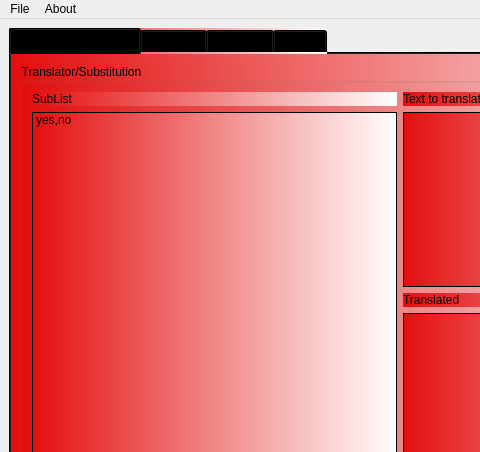
Above: mainwindow.ui from netpipe/RightHand before the change; both pictures show x 0 to 480 and y 0 to 452 of the 800 by 600 pixel window. Below: the same form after it.
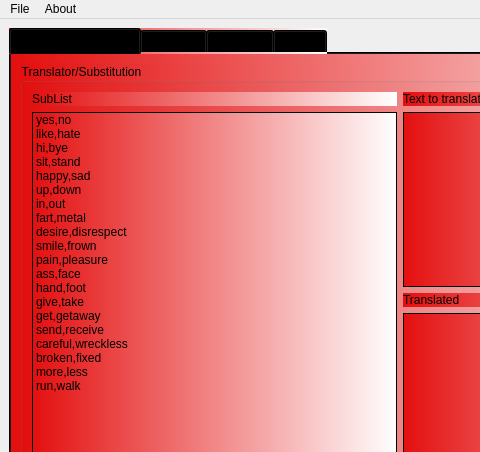
That is the form after the change.

Patch:
```diff
--- a/mainwindow.ui
+++ b/mainwindow.ui
@@ -51,6 +51,101 @@
                <string>yes,no</string>
               </property>
              </item>
+             <item>
+              <property name="text">
+               <string>like,hate</string>
+              </property>
+             </item>
+             <item>
+              <property name="text">
+               <string>hi,bye</string>
+              </property>
+             </item>
+             <item>
+              <property name="text">
+               <string>sit,stand</string>
+              </property>
+             </item>
+             <item>
+              <property name="text">
+               <string>happy,sad</string>
+              </property>
+             </item>
+             <item>
+              <property name="text">
+               <string>up,down</string>
+              </property>
+             </item>
+             <item>
+              <property name="text">
+               <string>in,out</string>
+              </property>
+             </item>
+             <item>
+              <property name="text">
+               <string>fart,metal</string>
+              </property>
+             </item>
+             <item>
+              <property name="text">
+               <string>desire,disrespect</string>
+              </property>
+             </item>
+             <item>
+              <property name="text">
+               <string>smile,frown</string>
+              </property>
+             </item>
+             <item>
+              <property name="text">
+               <string>pain,pleasure</string>
+              </property>
+             </item>
+             <item>
+              <property name="text">
+               <string>ass,face</string>
+              </property>
+             </item>
+             <item>
+              <property name="text">
+               <string>hand,foot</string>
+              </property>
+             </item>
+             <item>
+              <property name="text">
+               <string>give,take</string>
+              </property>
+             </item>
+             <item>
+              <property name="text">
+               <string>get,getaway</string>
+              </property>
+             </item>
+             <item>
+              <property name="text">
+               <string>send,receive</string>
+              </property>
+             </item>
+             <item>
+              <property name="text">
+               <string>careful,wreckless</string>
+              </property>
+             </item>
+             <item>
+              <property name="text">
+               <string>broken,fixed</string>
+              </property>
+             </item>
+             <item>
+              <property name="text">
+               <string>more,less</string>
+              </property>
+             </item>
+             <item>
+              <property name="text">
+               <string>run,walk</string>
+              </property>
+             </item>
             </widget>
            </item>
            <item row="0" column="1">
```
